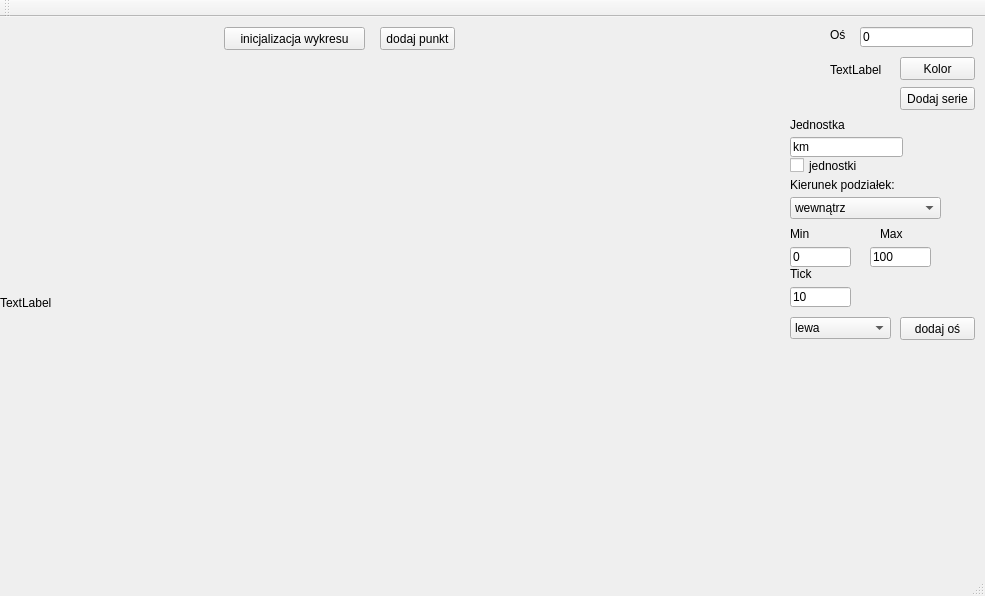
The window that mainwindow.ui (piotrek1234/miniscada) describes before a commit, drawn with Qt 5.
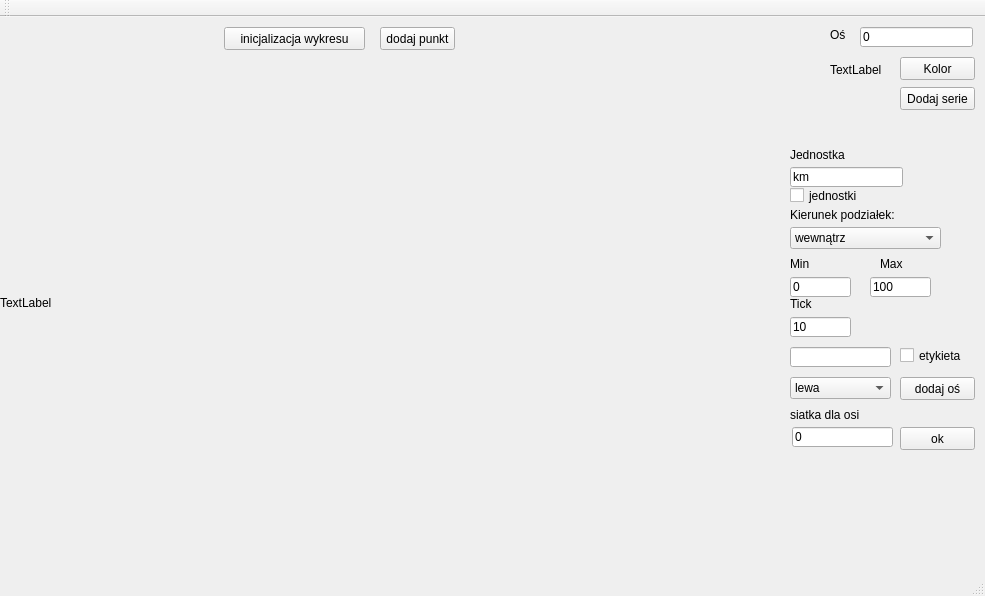
The same window after the commit.

```diff
--- a/mainwindow.ui
+++ b/mainwindow.ui
@@ -57,7 +57,7 @@
     <property name="geometry">
      <rect>
       <x>790</x>
-      <y>120</y>
+      <y>150</y>
       <width>113</width>
       <height>20</height>
      </rect>
@@ -70,7 +70,7 @@
     <property name="geometry">
      <rect>
       <x>790</x>
-      <y>140</y>
+      <y>170</y>
       <width>70</width>
       <height>17</height>
      </rect>
@@ -83,7 +83,7 @@
     <property name="geometry">
      <rect>
       <x>790</x>
-      <y>180</y>
+      <y>210</y>
       <width>151</width>
       <height>22</height>
      </rect>
@@ -108,7 +108,7 @@
     <property name="geometry">
      <rect>
       <x>790</x>
-      <y>160</y>
+      <y>190</y>
       <width>131</width>
       <height>16</height>
      </rect>
@@ -121,7 +121,7 @@
     <property name="geometry">
      <rect>
       <x>790</x>
-      <y>100</y>
+      <y>130</y>
       <width>61</width>
       <height>16</height>
      </rect>
@@ -134,7 +134,7 @@
     <property name="geometry">
      <rect>
       <x>790</x>
-      <y>210</y>
+      <y>240</y>
       <width>46</width>
       <height>13</height>
      </rect>
@@ -147,7 +147,7 @@
     <property name="geometry">
      <rect>
       <x>880</x>
-      <y>210</y>
+      <y>240</y>
       <width>46</width>
       <height>13</height>
      </rect>
@@ -160,7 +160,7 @@
     <property name="geometry">
      <rect>
       <x>790</x>
-      <y>230</y>
+      <y>260</y>
       <width>61</width>
       <height>20</height>
      </rect>
@@ -173,7 +173,7 @@
     <property name="geometry">
      <rect>
       <x>870</x>
-      <y>230</y>
+      <y>260</y>
       <width>61</width>
       <height>20</height>
      </rect>
@@ -186,7 +186,7 @@
     <property name="geometry">
      <rect>
       <x>790</x>
-      <y>270</y>
+      <y>300</y>
       <width>61</width>
       <height>20</height>
      </rect>
@@ -199,7 +199,7 @@
     <property name="geometry">
      <rect>
       <x>790</x>
-      <y>250</y>
+      <y>280</y>
       <width>46</width>
       <height>13</height>
      </rect>
@@ -212,7 +212,7 @@
     <property name="geometry">
      <rect>
       <x>900</x>
-      <y>300</y>
+      <y>360</y>
       <width>75</width>
       <height>23</height>
      </rect>
@@ -225,7 +225,7 @@
     <property name="geometry">
      <rect>
       <x>790</x>
-      <y>300</y>
+      <y>360</y>
       <width>101</width>
       <height>22</height>
      </rect>
@@ -306,6 +306,68 @@
      <string>TextLabel</string>
     </property>
    </widget>
+   <widget class="QLineEdit" name="eTytul">
+    <property name="geometry">
+     <rect>
+      <x>790</x>
+      <y>330</y>
+      <width>101</width>
+      <height>20</height>
+     </rect>
+    </property>
+   </widget>
+   <widget class="QCheckBox" name="cEtykieta">
+    <property name="geometry">
+     <rect>
+      <x>900</x>
+      <y>330</y>
+      <width>70</width>
+      <height>17</height>
+     </rect>
+    </property>
+    <property name="text">
+     <string>etykieta</string>
+    </property>
+   </widget>
+   <widget class="QPushButton" name="pushButton_6">
+    <property name="geometry">
+     <rect>
+      <x>900</x>
+      <y>410</y>
+      <width>75</width>
+      <height>23</height>
+     </rect>
+    </property>
+    <property name="text">
+     <string>ok</string>
+    </property>
+   </widget>
+   <widget class="QLabel" name="label_8">
+    <property name="geometry">
+     <rect>
+      <x>790</x>
+      <y>390</y>
+      <width>91</width>
+      <height>16</height>
+     </rect>
+    </property>
+    <property name="text">
+     <string>siatka dla osi</string>
+    </property>
+   </widget>
+   <widget class="QLineEdit" name="eGridAx">
+    <property name="geometry">
+     <rect>
+      <x>792</x>
+      <y>410</y>
+      <width>101</width>
+      <height>20</height>
+     </rect>
+    </property>
+    <property name="text">
+     <string>0</string>
+    </property>
+   </widget>
   </widget>
   <widget class="QMenuBar" name="menuBar">
    <property name="geometry">
```
